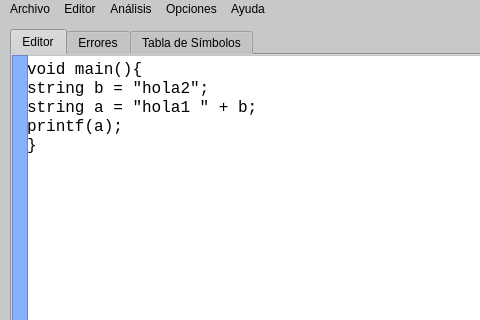
First picture: the form in Proyecto1/mainwindow.ui, repository MelyzaRC/OLC2Proyecto2_201314821, before the edit; both pictures show x 0 to 480 and y 0 to 320 of the 1120 by 636 pixel window.
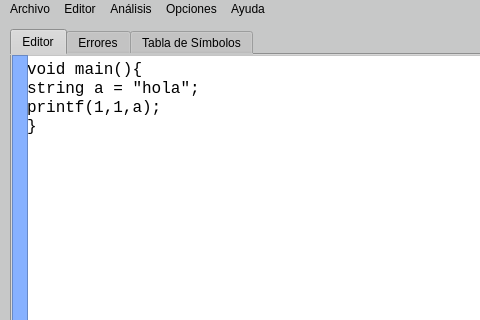
Second picture: the form after the edit.

Commit message: funcion print

The edit to the form file:
```diff
--- a/Proyecto1/mainwindow.ui
+++ b/Proyecto1/mainwindow.ui
@@ -111,9 +111,8 @@
       </property>
       <property name="plainText">
        <string>void main(){
-string b = &quot;hola2&quot;;
-string a = &quot;hola1 &quot; + b;
-printf(a);
+string a = &quot;hola&quot;;
+printf(1,1,a);
 }</string>
       </property>
       <property name="placeholderText">
```
The commit also changes 1 other file.
